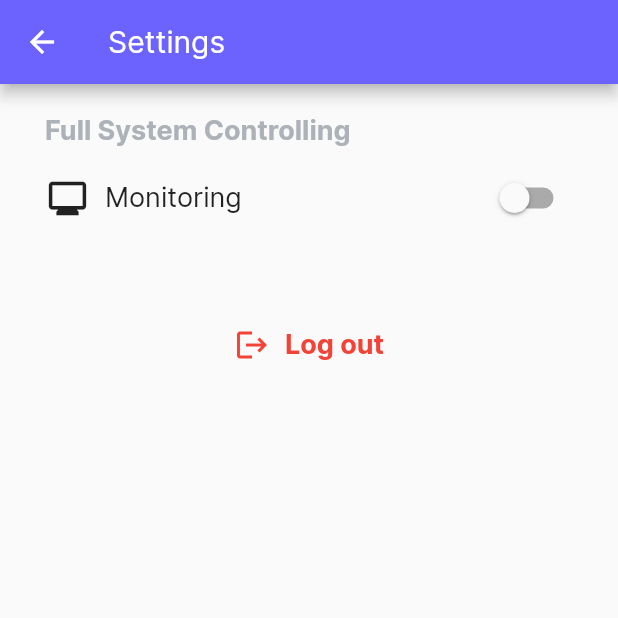
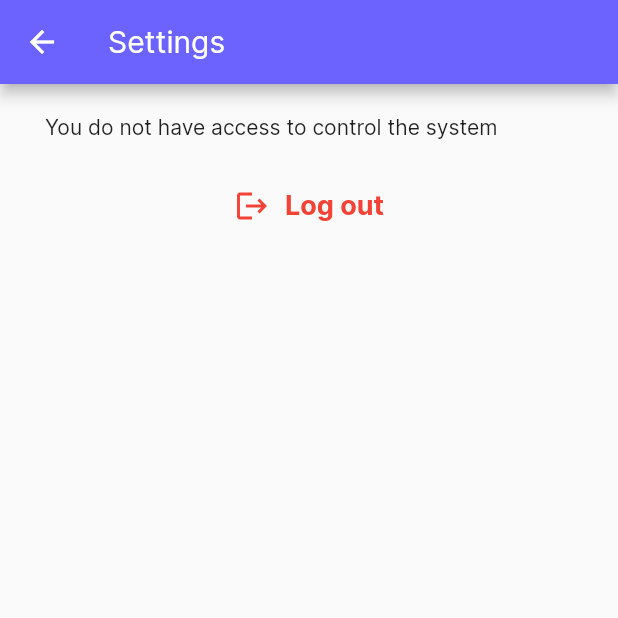
Before and after one commit to Ninety-Camera/mobile-app, a Flutter app: the DashboardScreen screen opened directly with empty values, after a tap on the "settings" icon, on a phone screen of 412 x 824 dp, the top half of it. Run offline on Flutter 3.47's test engine with Material 2 defaults, Android fonts, the phone set to English and light mode, and no system bars; our stand-ins replace firebase_core, firebase_messaging, flutter_spinkit, flutter_svg, form_field_validator, shared_preferences and 1 more; missing offline and left inert: qr_code_scanner; accounts and stored records are empty; network calls fail.

Commit message:
Settings page funcationality added

```diff
--- a/lib/main.dart
+++ b/lib/main.dart
@@ -55,7 +55,7 @@ class MyApp extends StatelessWidget {
   @override
   Widget build(BuildContext context) {
     return MaterialApp(
-      title: 'Flutter Demo',
+      title: 'Ninety Camera',
       debugShowCheckedModeBanner: false,
       theme: ThemeData(
         primarySwatch: mainColor,
--- a/lib/screens/settings_screen.dart
+++ b/lib/screens/settings_screen.dart
@@ -4,6 +4,7 @@ import 'package:ninety/constants/constants.dart';
 import 'package:ninety/models/camera.dart';
 import 'package:ninety/models/user.dart';
 import 'package:ninety/providers/system.dart';
+import 'package:ninety/screens/home_screen.dart';
 import 'package:provider/provider.dart';
 
 class SettingsScreen extends StatefulWidget {
@@ -50,7 +51,6 @@ class _SettingsScreenState extends State<SettingsScreen> {
       } else {
         context.read<System>().startSystem();
       }
-      setState(() {});
     }
   }
 
@@ -79,13 +79,21 @@ class _SettingsScreenState extends State<SettingsScreen> {
           "Settings",
         ),
       ),
-      body: Container(
+      body: SingleChildScrollView(
+        child: Container(
           padding: const EdgeInsets.only(
             top: 20,
             left: PADDING_LEFT,
             right: PADDING_RIGHT,
           ),
           child: Column(
+            crossAxisAlignment: CrossAxisAlignment.start,
+            children: [
+              widget.appUser.role != "OWNER"
+                  ? const Text(
+                      "You do not have access to control the system",
+                    )
+                  : Column(
                       crossAxisAlignment: CrossAxisAlignment.start,
                       children: [
                         const Text(
@@ -120,7 +128,8 @@ class _SettingsScreenState extends State<SettingsScreen> {
                               ],
                             ),
                             Switch(
-                    value: context.watch<System>().systemStatus == 'RUNNING',
+                                value: context.watch<System>().systemStatus ==
+                                    'RUNNING',
                                 onChanged: (newValue) {
                                   if (newValue) {
                                     context.read<System>().startSystem();
@@ -152,7 +161,8 @@ class _SettingsScreenState extends State<SettingsScreen> {
                         ..._systemCameras
                             .map(
                               (item) => Row(
-                    mainAxisAlignment: MainAxisAlignment.spaceBetween,
+                                mainAxisAlignment:
+                                    MainAxisAlignment.spaceBetween,
                                 children: [
                                   Container(
                                     margin: const EdgeInsets.only(
@@ -181,10 +191,12 @@ class _SettingsScreenState extends State<SettingsScreen> {
                                       onChanged: (newValue) {
                                         if (newValue) {
                                           item.status = "RUNNING";
-                              _updateCameraStatus(context, item, "RUNNING");
+                                          _updateCameraStatus(
+                                              context, item, "RUNNING");
                                         } else {
                                           item.status = "STOP";
-                              _updateCameraStatus(context, item, "STOP");
+                                          _updateCameraStatus(
+                                              context, item, "STOP");
                                         }
                                         setState(() {});
                                       })
@@ -192,12 +204,19 @@ class _SettingsScreenState extends State<SettingsScreen> {
                               ),
                             )
                             .toList(),
+                      ],
+                    ),
               const SizedBox(
                 height: 20,
               ),
               Center(
                 child: TextButton(
-                onPressed: () {},
+                  onPressed: () {
+                    Navigator.of(context).pushAndRemoveUntil(
+                      _createSignOutRoute(),
+                      (route) => false,
+                    );
+                  },
                   child: Row(
                     mainAxisAlignment: MainAxisAlignment.center,
                     children: const [
@@ -219,10 +238,29 @@ class _SettingsScreenState extends State<SettingsScreen> {
                     ],
                   ),
                 ),
-            )
+              ),
             ],
+          ),
         ),
       ),
     );
   }
 }
+
+Route _createSignOutRoute() {
+  return PageRouteBuilder(
+    pageBuilder: (context, animation, secondaryAnimation) => const HomeScreen(),
+    transitionsBuilder: (context, animation, secondaryAnimation, child) {
+      const begin = Offset(1.0, 0.0);
+      const end = Offset.zero;
+      const curve = Curves.ease;
+
+      var tween = Tween(begin: begin, end: end).chain(CurveTween(curve: curve));
+
+      return SlideTransition(
+        position: animation.drive(tween),
+        child: child,
+      );
+    },
+  );
+}
```
Lines whose indentation alone changed are shown as unchanged.
